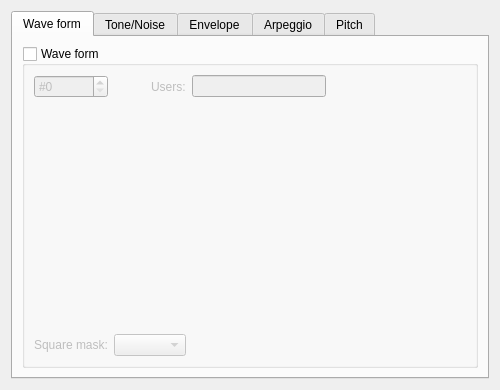
The window that BambooTracker/gui/instrument_editor/instrument_editor_ssg_form.ui (BambooTracker/BambooTracker) describes before a commit, drawn with Qt 5.
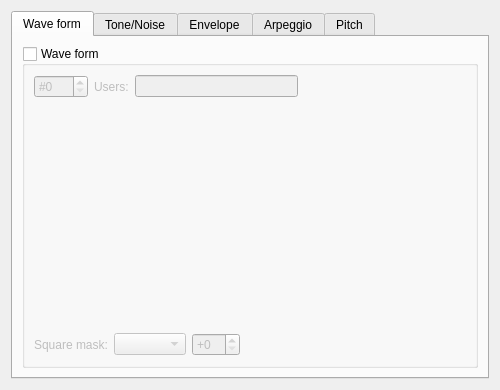
The same window after the commit. Custom widgets are drawn as their Qt base class.

Commit message: Fix SSG square mask entry

The edit to the form file:
```diff
--- a/BambooTracker/gui/instrument_editor/instrument_editor_ssg_form.ui
+++ b/BambooTracker/gui/instrument_editor/instrument_editor_ssg_form.ui
@@ -49,26 +49,6 @@
             </property>
            </spacer>
           </item>
-          <item row="0" column="2">
-           <widget class="QLineEdit" name="waveUsersLineEdit">
-            <property name="enabled">
-             <bool>false</bool>
-            </property>
-            <property name="readOnly">
-             <bool>true</bool>
-            </property>
-           </widget>
-          </item>
-          <item row="0" column="0">
-           <widget class="QSpinBox" name="waveNumSpinBox">
-            <property name="prefix">
-             <string>#</string>
-            </property>
-            <property name="maximum">
-             <number>127</number>
-            </property>
-           </widget>
-          </item>
           <item row="0" column="1" alignment="Qt::AlignRight">
            <widget class="QLabel" name="waveUsersLabel">
             <property name="text">
@@ -76,18 +56,81 @@
             </property>
            </widget>
           </item>
+          <item row="0" column="0">
+           <widget class="QSpinBox" name="waveNumSpinBox">
+            <property name="prefix">
+             <string>#</string>
+            </property>
+            <property name="maximum">
+             <number>127</number>
+            </property>
+           </widget>
+          </item>
           <item row="1" column="0" colspan="4">
            <widget class="VisualizedInstrumentMacroEditor" name="waveEditor" native="true"/>
           </item>
-          <item row="2" column="0">
-           <widget class="QLabel" name="squareMaskLabel">
-            <property name="text">
-             <string>Square mask:</string>
+          <item row="0" column="2">
+           <widget class="QLineEdit" name="waveUsersLineEdit">
+            <property name="enabled">
+             <bool>false</bool>
+            </property>
+            <property name="readOnly">
+             <bool>true</bool>
             </property>
            </widget>
           </item>
-          <item row="2" column="1">
-           <widget class="QComboBox" name="squareMaskComboBox"/>
+          <item row="2" column="0" colspan="4">
+           <layout class="QHBoxLayout" name="horizontalLayout">
+            <property name="sizeConstraint">
+             <enum>QLayout::SetDefaultConstraint</enum>
+            </property>
+            <item>
+             <widget class="QLabel" name="squareMaskLabel">
+              <property name="sizePolicy">
+               <sizepolicy hsizetype="Preferred" vsizetype="Preferred">
+                <horstretch>0</horstretch>
+                <verstretch>0</verstretch>
+               </sizepolicy>
+              </property>
+              <property name="text">
+               <string>Square mask:</string>
+              </property>
+             </widget>
+            </item>
+            <item>
+             <widget class="QComboBox" name="squareMaskNoteComboBox">
+              <property name="sizePolicy">
+               <sizepolicy hsizetype="Preferred" vsizetype="Fixed">
+                <horstretch>0</horstretch>
+                <verstretch>0</verstretch>
+               </sizepolicy>
+              </property>
+             </widget>
+            </item>
+            <item>
+             <widget class="QSpinBox" name="squareMaskPitchSpinBox">
+              <property name="prefix">
+               <string notr="true">+</string>
+              </property>
+              <property name="maximum">
+               <number>31</number>
+              </property>
+             </widget>
+            </item>
+            <item>
+             <spacer name="horizontalSpacer_5">
+              <property name="orientation">
+               <enum>Qt::Horizontal</enum>
+              </property>
+              <property name="sizeHint" stdset="0">
+               <size>
+                <width>40</width>
+                <height>20</height>
+               </size>
+              </property>
+             </spacer>
+            </item>
+           </layout>
           </item>
          </layout>
         </widget>
```
Left out of the diff: 1 changed line with no effect on the pictures. The commit also changes 2 other files.
